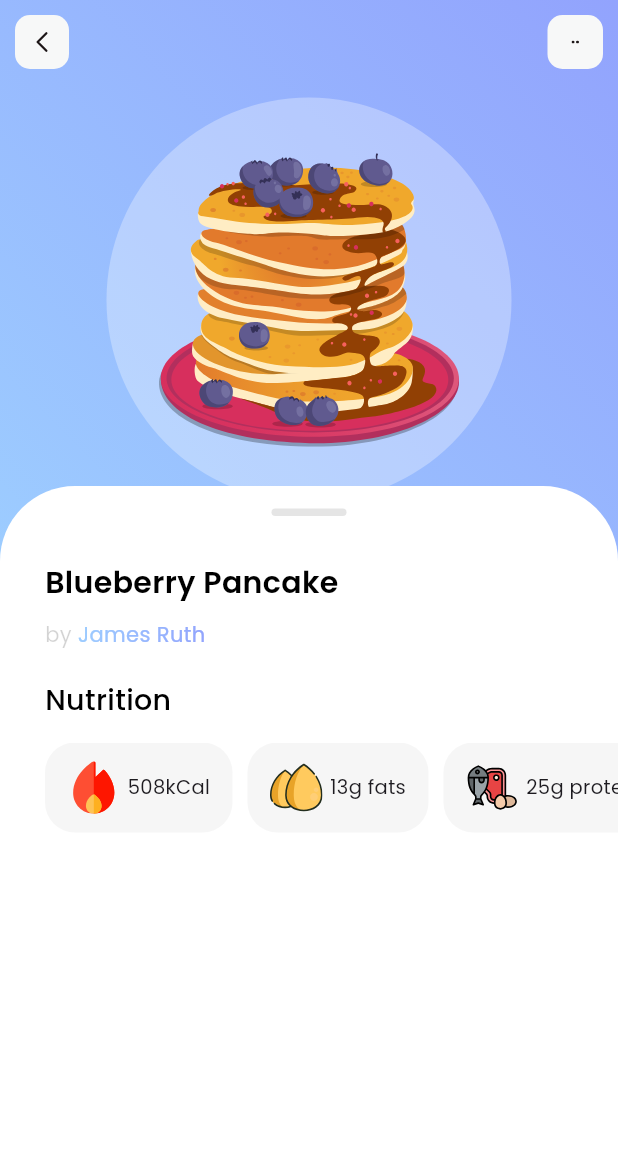
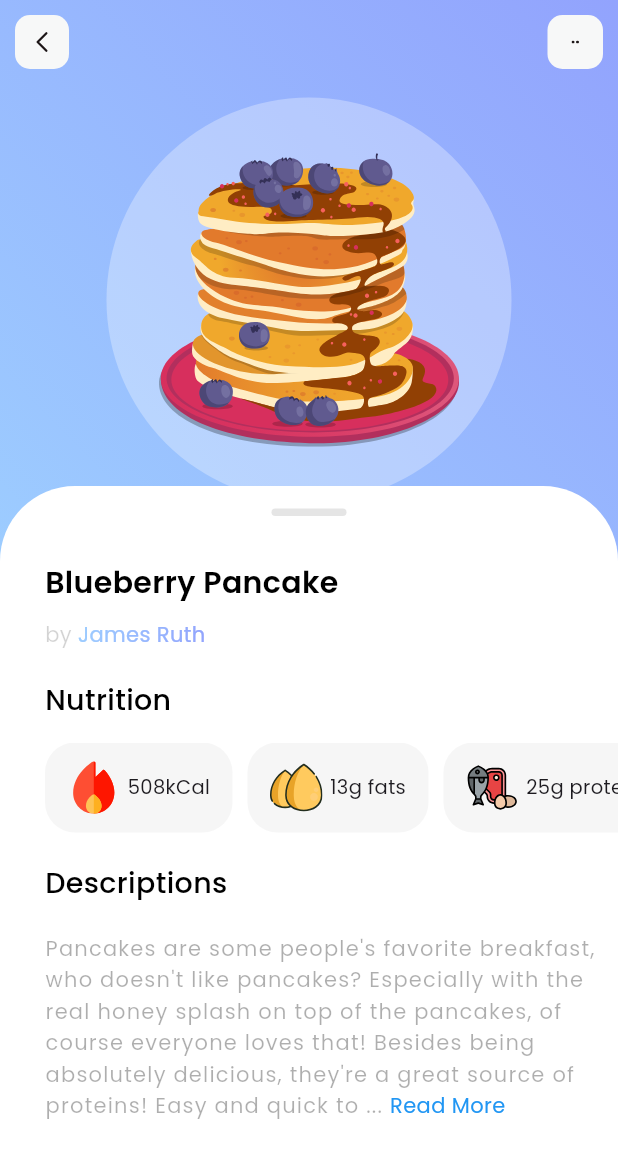
Before and after one commit to tibbers-7/Healthy_App, a Flutter app: the screen it shows after launch, after a tap on "View", on a phone screen of 412 x 824 dp. Shown: the top 1158 px of the screen. Run offline on Flutter 3.47's test engine with Material 3 defaults, Android fonts, the phone set to English and light mode, and no system bars; our stand-ins replace flutter_svg.

Commit message:
description box, read more widget

```diff
--- a/lib/models/meal_model.dart
+++ b/lib/models/meal_model.dart
@@ -35,7 +35,8 @@ class MealModel{
   }
 
   static MealModel getBlueberryPancake(){
-    MealModel meal=MealModel(id:1,name: 'Blueberry Pancake', iconPath: 'assets/icons/blueberry-pancake.svg',author:'James Ruth', description: 'Pancakes are some people\'s favorite breakfast, who doesn\'t like pancakes? Especially with the real honey splash on top of the pancakes, of course everyone loves that! besides being Read More...', type: [MealType.breakfast], ingredients: IngredientValueModel.getBlueberryIngredients(), steps: ['Prepare all of the ingredients that needed','Mix flour, sugar, salt, and baking powder','In a seperate place, mix the eggs and liquid milk until blended','Put the egg and milk mixture into the dry ingredients, Stir untul smooth and smooth','Prepare all of the ingredients that needed']);
+    MealModel meal=MealModel(id:1,name: 'Blueberry Pancake', iconPath: 'assets/icons/blueberry-pancake.svg',author:'James Ruth', description: 'Pancakes are some people\'s favorite breakfast, who doesn\'t like pancakes? Especially with the real honey splash on top of the pancakes, of course everyone loves that! Besides being absolutely delicious, they\'re a great source of proteins! Easy and quick to make, this is a household must, especially if you have children!', type: [MealType.breakfast], ingredients: IngredientValueModel.getBlueberryIngredients(), steps: ['Prepare all of the ingredients that needed','Mix flour, sugar, salt, and baking powder','In a seperate place, mix the eggs and liquid milk until blended','Put the egg and milk mixture into the dry ingredients, Stir untul smooth and smooth','Prepare all of the ingredients that needed']);
     return meal;
   }
+
 }
--- a/lib/pages/meal.dart
+++ b/lib/pages/meal.dart
@@ -10,6 +10,7 @@ import 'package:sample_app/pages/home.dart';
 import 'package:sample_app/utils/gradient_text.dart';
 
 import '../models/nutrition_model.dart';
+import '../utils/read_more.dart';
 
 class MealPage extends StatefulWidget {
   MealPage({super.key, required this.mealIndex});
@@ -135,7 +136,9 @@ class _MealPageState extends State<MealPage> {
                   fontWeight: FontWeight.w500,
                 ),
               ),
-              SizedBox(height: 15,),
+              const SizedBox(
+                height: 15,
+              ),
               SingleChildScrollView(
                 scrollDirection: Axis.horizontal,
                 child: Row(
@@ -153,10 +156,33 @@ class _MealPageState extends State<MealPage> {
                     nutrientContainer('vitamins'),
                     const SizedBox(width: 10),
                     nutrientContainer('minerals'),
-
+                    const SizedBox(width: 10),
                   ],
                 ),
-              )
+              ),
+              const SizedBox(
+                height: 20,
+              ),
+              const Text(
+                'Descriptions',
+                textAlign: TextAlign.left,
+                style: TextStyle(
+                  fontFamily: 'Poppins',
+                  color: Colors.black,
+                  fontSize: 19,
+                  fontWeight: FontWeight.w500,
+                ),
+              ),
+              const SizedBox(
+                height: 20,
+              ),
+              Padding(
+                padding: const EdgeInsets.only(right: 10),
+                child: ReadMoreText(
+                  text: meal.description,
+                  maxLines: 5,
+                ),
+              ),
             ],
           ),
         )
@@ -167,7 +193,7 @@ class _MealPageState extends State<MealPage> {
   Container nutrientContainer(String nutrientName) {
     double nutrientValue =
         NutritionModel.getNutrientByName(meal.nutritionValue, nutrientName);
-    if (nutrientValue==0) return Container();
+    if (nutrientValue == 0) return Container();
     String appendText = '';
     if (nutrientName == 'calories') {
       appendText = 'kCal';
@@ -199,9 +225,7 @@ class _MealPageState extends State<MealPage> {
               nutrientValue.toStringAsFixed(0),
               style: const TextStyle(fontSize: 13),
             ),
-              Text(
-                appendText,
-                style: const TextStyle(fontSize: 13)),
+            Text(appendText, style: const TextStyle(fontSize: 13)),
             const SizedBox(
               width: 15,
             ),
@@ -209,7 +233,6 @@ class _MealPageState extends State<MealPage> {
         ),
       ),
     );
-
   }
 
   SizedBox pictureContainer() {
--- /dev/null
+++ b/lib/utils/read_more.dart
@@ -0,0 +1,87 @@
+import 'package:flutter/material.dart';
+
+class ReadMoreText extends StatefulWidget {
+  final String text;
+  final int maxLines;
+
+  ReadMoreText({required this.text, this.maxLines = 5});
+
+  @override
+  _ReadMoreTextState createState() => _ReadMoreTextState();
+}
+
+class _ReadMoreTextState extends State<ReadMoreText> {
+  bool isExpanded = false;
+
+  @override
+  Widget build(BuildContext context) {
+    final span = TextSpan(text: widget.text, style: const TextStyle(fontSize: 15, color: Color.fromARGB(81, 0, 0, 0)));
+    final tp = TextPainter(
+      text: span,
+      maxLines: widget.maxLines,
+      textDirection: TextDirection.ltr,
+    );
+
+    tp.layout(maxWidth: MediaQuery.of(context).size.width - 60); // Adjust based on your padding/margin
+
+    if (tp.didExceedMaxLines && !isExpanded) {
+      return Column(
+        crossAxisAlignment: CrossAxisAlignment.start,
+        children: [
+          RichText(
+            text: TextSpan(
+              text: tp.text!.toPlainText().substring(0, tp.getOffsetBefore(tp.getPositionForOffset(Offset(tp.width - 40, tp.height)).offset)!) + "... ",
+              style: const TextStyle(
+                fontFamily: 'Poppins',
+                fontSize: 14,
+                color: Color.fromARGB(81, 0, 0, 0),
+                height: 1.5,
+                letterSpacing: 0.8,
+              ),
+              children: [
+                WidgetSpan(
+                  child: GestureDetector(
+                    onTap: () {
+                      setState(() {
+                        isExpanded = true;
+                      });
+                    },
+                    child: const Text(
+                      'Read More',
+                      style: TextStyle(color: Colors.blue),
+                    ),
+                  ),
+                ),
+              ],
+            ),
+          ),
+        ],
+      );
+    } else {
+      return Column(
+        crossAxisAlignment: CrossAxisAlignment.start,
+        children: [
+          Text(widget.text, style: const TextStyle(
+            fontFamily: 'Poppins',
+            fontSize: 14,
+            color: Color.fromARGB(81, 0, 0, 0),
+            height: 1.5,
+            letterSpacing: 0.8,
+            )),
+          const SizedBox(height: 5),
+          GestureDetector(
+            onTap: () {
+              setState(() {
+                isExpanded = false;
+              });
+            },
+            child: const Text(
+              'Read Less',
+              style: TextStyle(color: Colors.blue),
+            ),
+          ),
+        ],
+      );
+    }
+  }
+}
```
Lines whose indentation alone changed are shown as unchanged.
